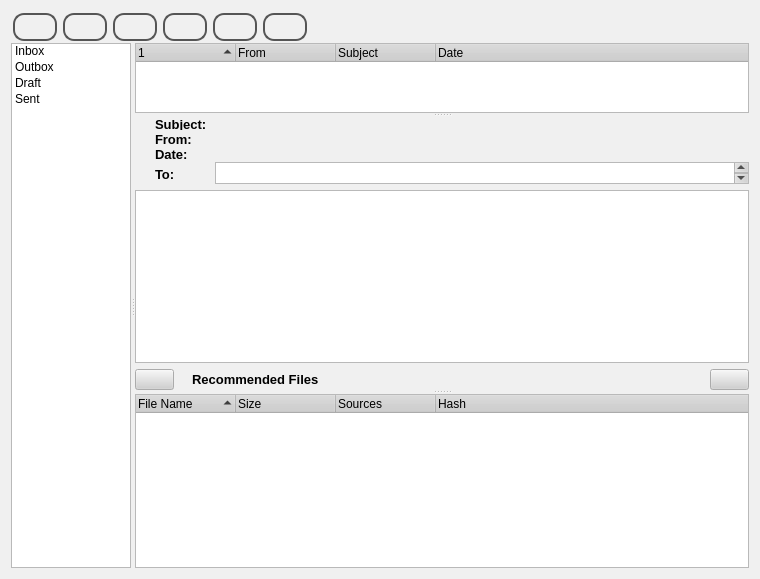
This is retroshare-gui/src/gui/MessagesDialog.ui in RetroShare/RetroShare as Qt 5 draws it before an edit. The edited form follows.
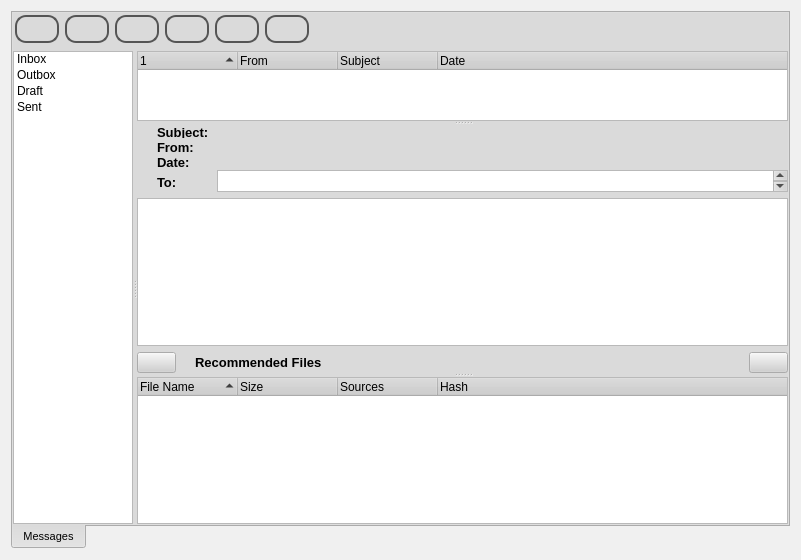
This is the edited form. Icons and pictures are not drawn.

What changed in the file:
```diff
--- a/retroshare-gui/src/gui/MessagesDialog.ui
+++ b/retroshare-gui/src/gui/MessagesDialog.ui
@@ -6,8 +6,8 @@
    <rect>
     <x>0</x>
     <y>0</y>
-    <width>760</width>
-    <height>579</height>
+    <width>801</width>
+    <height>560</height>
    </rect>
   </property>
   <property name="sizePolicy">
@@ -505,8 +505,21 @@
   <property name="contextMenuPolicy">
    <enum>Qt::DefaultContextMenu</enum>
   </property>
+  <layout class="QGridLayout" name="gridLayout_3">
+   <item row="0" column="0">
+    <widget class="QTabWidget" name="messagestabWidget">
+     <property name="tabPosition">
+      <enum>QTabWidget::South</enum>
+     </property>
+     <property name="currentIndex">
+      <number>0</number>
+     </property>
+     <widget class="QWidget" name="tab">
+      <attribute name="title">
+       <string>Messages</string>
+      </attribute>
   <layout class="QGridLayout" name="gridLayout_2">
-   <property name="verticalSpacing">
+       <property name="margin">
     <number>0</number>
    </property>
    <item row="0" column="0">
@@ -1281,6 +1294,10 @@
         </property>
        </column>
       </widget>
+         </widget>
+        </widget>
+       </item>
+      </layout>
      </widget>
     </widget>
    </item>
```
Lines whose indentation alone changed are shown as unchanged.
